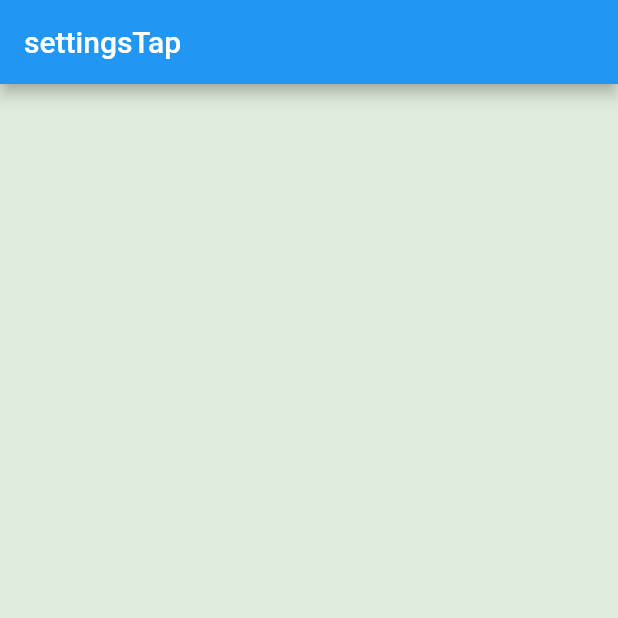
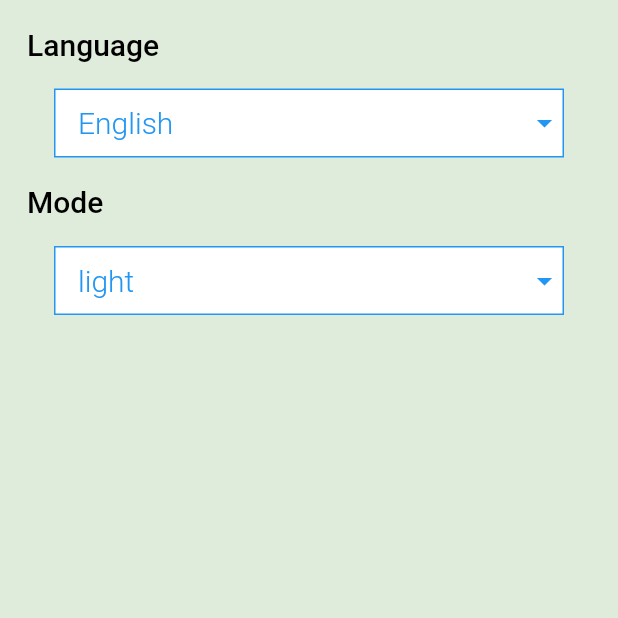
Before and after one commit to MahmoudElgaml/To_do, a Flutter app: the SettingTab screen opened directly, on a phone screen of 412 x 824 dp, the top half of it. Run offline on Flutter 3.47's test engine with Material 2 defaults, Android fonts, the phone set to English and light mode, and no system bars; our stand-ins replace calendar_timeline, flutter_screenutil, google_fonts.

Commit message:
add Setting screen

```diff
--- /dev/null
+++ b/lib/screens/settings/filed.dart
@@ -0,0 +1,33 @@
+import 'package:flutter/material.dart';
+import 'package:to_do/shared/styles/colors.dart';
+
+class Filed extends StatelessWidget {
+  String choise;
+  Filed({required this.choise});
+
+  @override
+  Widget build(BuildContext context) {
+    return Container(
+      width:  double.infinity,
+      margin: EdgeInsets.all(18),
+      padding: const EdgeInsets.only(top: 10,left: 15,bottom: 10),
+      decoration: BoxDecoration(
+        color: Colors.white,
+        border: Border.all(color: primaryColor)
+      ),
+      child: Row(
+        children: [
+          Text(
+            choise,
+            style: Theme.of(context)
+                .textTheme
+                .bodySmall!
+                .copyWith(fontWeight: FontWeight.w300),
+          ),
+          Spacer(),
+          Icon(Icons.arrow_drop_down_outlined,color: primaryColor,),
+        ],
+      ),
+    );
+  }
+}
--- a/lib/screens/settings/settings_tab.dart
+++ b/lib/screens/settings/settings_tab.dart
@@ -1,12 +1,67 @@
 import 'package:flutter/material.dart';
+import 'package:to_do/screens/settings/filed.dart';
+import 'package:to_do/screens/settings/mode_bottom_sheet.dart';
 
-class SettingTab extends StatelessWidget {
+import 'lang_bottem_sheet.dart';
+
+class SettingTab extends StatefulWidget {
   const SettingTab({Key? key}) : super(key: key);
 
   @override
+  State<SettingTab> createState() => _SettingTabState();
+}
+
+class _SettingTabState extends State<SettingTab> {
+  @override
   Widget build(BuildContext context) {
     return Scaffold(
-      appBar: AppBar(title: Text("settingsTap"),),
+      body: Padding(
+        padding: const EdgeInsets.all(18.0),
+        child: Column(
+          crossAxisAlignment: CrossAxisAlignment.start,
+          children: [
+            Text(
+              "Language",
+              style: Theme.of(context)
+                  .textTheme
+                  .bodySmall!
+                  .copyWith(color: Colors.black),
+            ),
+            InkWell(
+              onTap:   () {
+                showLangBottom();
+                setState(() {
+
+                });
+              },
+              child: Filed(choise: "English"),
+            ),
+            Text(
+              "Mode",
+              style: Theme.of(context)
+                  .textTheme
+                  .bodySmall!
+                  .copyWith(color: Colors.black),
+            ),
+            InkWell(
+              onTap: () {
+                showModeBottom();
+              },
+              child: Filed(choise: "light"),
+            ),
+          ],
+        ),
+      ),
     );
   }
+
+  showLangBottom() {
+    showModalBottomSheet(
+      context: context,
+      builder: (context) => LangBottemSheet(),
+    );
+  }
+  showModeBottom(){
+    showModalBottomSheet(context: context, builder: (context) => ModeBottemSheet(),);
+  }
 }
--- a/lib/shared/styles/my_theme.dart
+++ b/lib/shared/styles/my_theme.dart
@@ -10,7 +10,7 @@ class MyTheme {
       textTheme: TextTheme(
         bodySmall:TextStyle(
           fontSize: 20,
-          fontWeight: FontWeight.bold,
+          fontWeight: FontWeight.w500,
           color: Colors.blue
         ),
         bodyLarge: GoogleFonts.elMessiri(
```
Also changed, not shown: lib/layout/home_layout.dart (+12 -2 lines), lib/screens/settings/lang_bottem_sheet.dart (added, +32 -0 lines), lib/screens/settings/mode_bottom_sheet.dart (added, +32 -0 lines).
